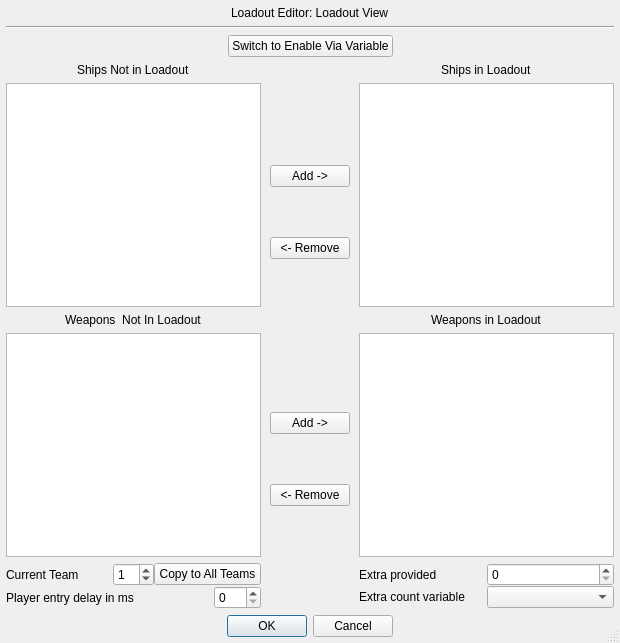
Before: the Qt Designer form qtfred/ui/LoadoutDialog.ui in scp-fs2open/fs2open.github.com, drawn with Qt 5.
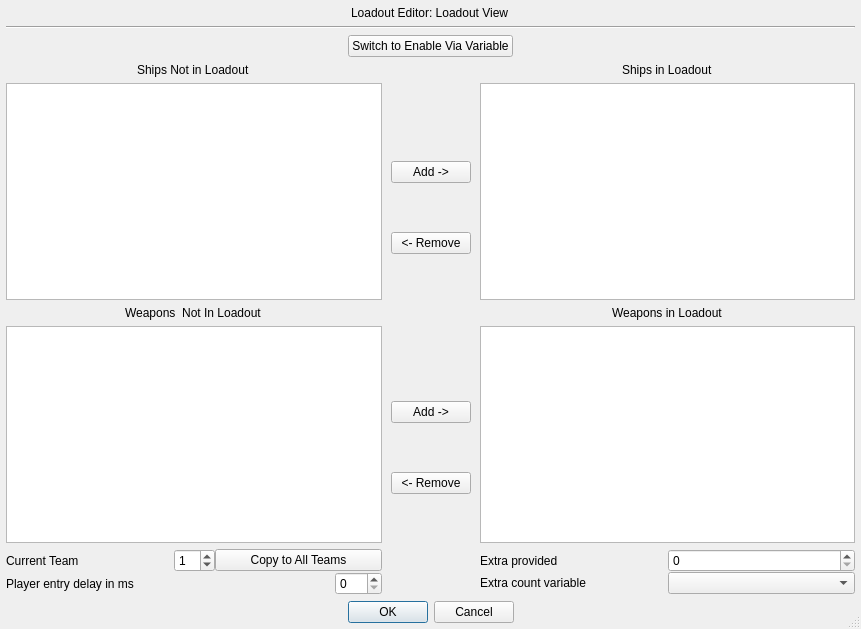
After: the same form once the commit is applied.

Commit message: Update Window size and Label names

```diff
--- a/qtfred/ui/LoadoutDialog.ui
+++ b/qtfred/ui/LoadoutDialog.ui
@@ -9,8 +9,8 @@
    <rect>
     <x>0</x>
     <y>0</y>
-    <width>620</width>
-    <height>643</height>
+    <width>861</width>
+    <height>629</height>
    </rect>
   </property>
   <property name="minimumSize">
@@ -250,7 +250,7 @@
         <enum>QLayout::SetMinimumSize</enum>
        </property>
        <item alignment="Qt::AlignHCenter">
-        <widget class="QLabel" name="startingWeaponsLabel">
+        <widget class="QLabel" name="startingShipsLabel">
          <property name="text">
           <string>Ships in Loadout</string>
          </property>
@@ -297,7 +297,7 @@
         </widget>
        </item>
        <item alignment="Qt::AlignHCenter">
-        <widget class="QLabel" name="label_2">
+        <widget class="QLabel" name="startingWeaponsLabel">
          <property name="text">
           <string>Weapons in Loadout</string>
          </property>
@@ -416,7 +416,7 @@
         <enum>QLayout::SetMinimumSize</enum>
        </property>
        <item alignment="Qt::AlignHCenter">
-        <widget class="QLabel" name="startingShipsLabel">
+        <widget class="QLabel" name="listShipsNotUsedLabel">
          <property name="text">
           <string>Ships Not in Loadout</string>
          </property>
```
Left out of the diff: 2 changed lines with no effect on the pictures.
